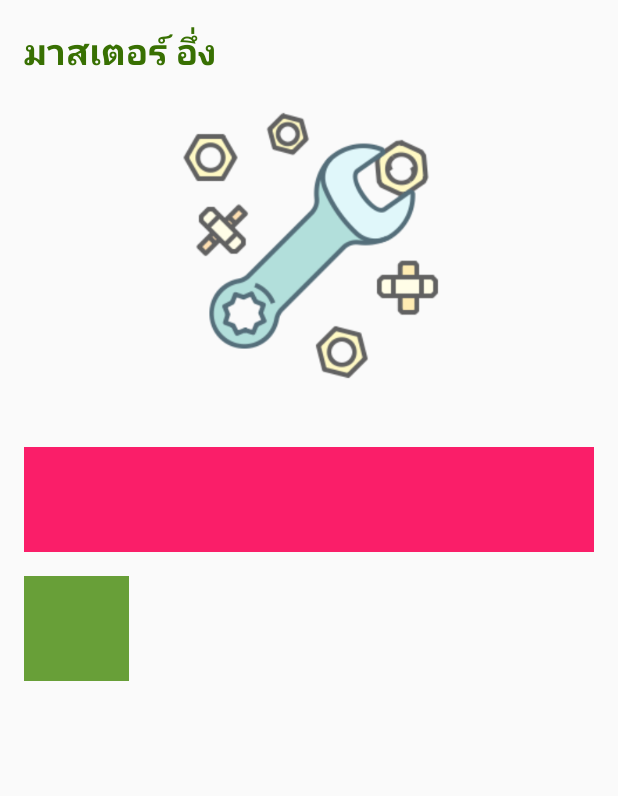
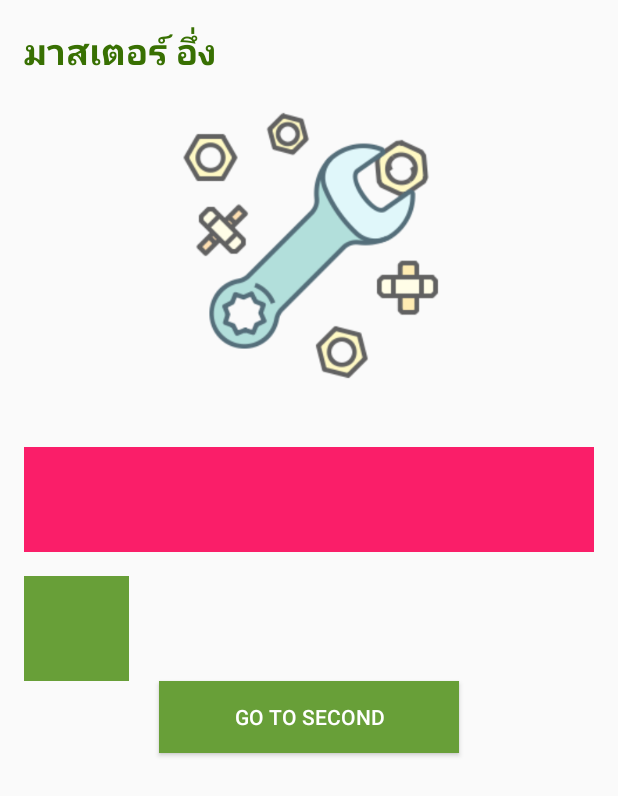
Before and after one commit to masterUNG/MyEasyService, an Android app: the screen it shows after launch (MainActivity), on a phone screen of 412 x 824 dp. Shown: the top 796 px of the screen. Run offline under Robolectric (Android 15) with nearby library versions, the phone set to English and light mode, and no system bars.

Commit message:
OnClickListener on Button OK

```diff
--- a/app/src/main/java/app/ewtc/masterung/myeasyservice/fragment/MainFragment.java
+++ b/app/src/main/java/app/ewtc/masterung/myeasyservice/fragment/MainFragment.java
@@ -6,6 +6,7 @@ import android.support.v4.app.Fragment;
 import android.view.LayoutInflater;
 import android.view.View;
 import android.view.ViewGroup;
+import android.widget.Button;
 
 import app.ewtc.masterung.myeasyservice.R;
 
@@ -15,10 +16,44 @@ import app.ewtc.masterung.myeasyservice.R;
 
 public class MainFragment extends Fragment{
 
-//    การสร้างหน้ากาก
+//    การสร้างเมธอดหลัก
+    @Override
+    public void onActivityCreated(@Nullable Bundle savedInstanceState) {
+        super.onActivityCreated(savedInstanceState);
+
+        //Button Controller
+        buttonController();
+
+    }   // Main Method
+
+    private void buttonController() {
+
+//        Initial View
+        Button button = getView().findViewById(R.id.btnGoToSecond);
+
+//        Get Event From Click
+        button.setOnClickListener(new View.OnClickListener() {
+            @Override
+            public void onClick(View v) {
+
+                //Go To SecondFragment
+                getActivity().getSupportFragmentManager()
+                        .beginTransaction()
+                        .replace(R.id.contentFragmentMain, new SecondFragment())
+                        .addToBackStack(null).commit();
+
+            }   //onClick
+        });
+
+
+    }
+
+    //    การสร้างหน้ากาก
     @Nullable
     @Override
-    public View onCreateView(LayoutInflater inflater, @Nullable ViewGroup container, @Nullable Bundle savedInstanceState) {
+    public View onCreateView(LayoutInflater inflater,
+                             @Nullable ViewGroup container,
+                             @Nullable Bundle savedInstanceState) {
         View view = inflater.inflate(R.layout.fragment_main, container, false);
         return view;
     }
--- a/app/src/main/res/layout/fragment_main.xml
+++ b/app/src/main/res/layout/fragment_main.xml
@@ -41,5 +41,14 @@
         android:layout_marginLeft="@dimen/margin"
         android:background="@color/colorPrimary" />
 
+    <!--Button GoToSecond-->
+    <Button
+        android:id="@+id/btnGoToSecond"
+        android:textColor="#ffffff"
+        android:text="Go To Second"
+        android:background="@color/colorPrimary"
+        android:layout_gravity="center_horizontal"
+        android:layout_width="@dimen/icon2"
+        android:layout_height="wrap_content" />
 
 </LinearLayout>
```
Also changed, not shown: app/src/main/java/app/ewtc/masterung/myeasyservice/fragment/SecondFragment.java (added, +24 -0 lines).
